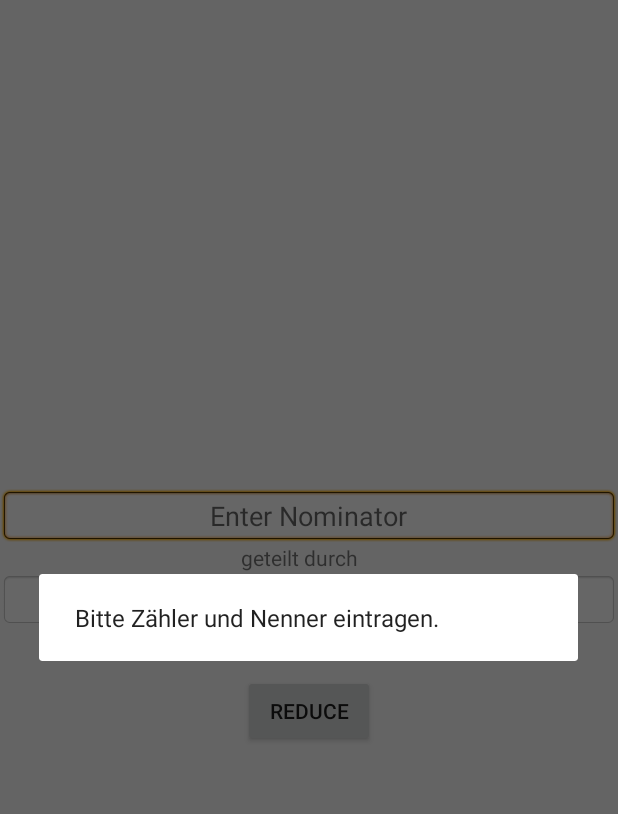
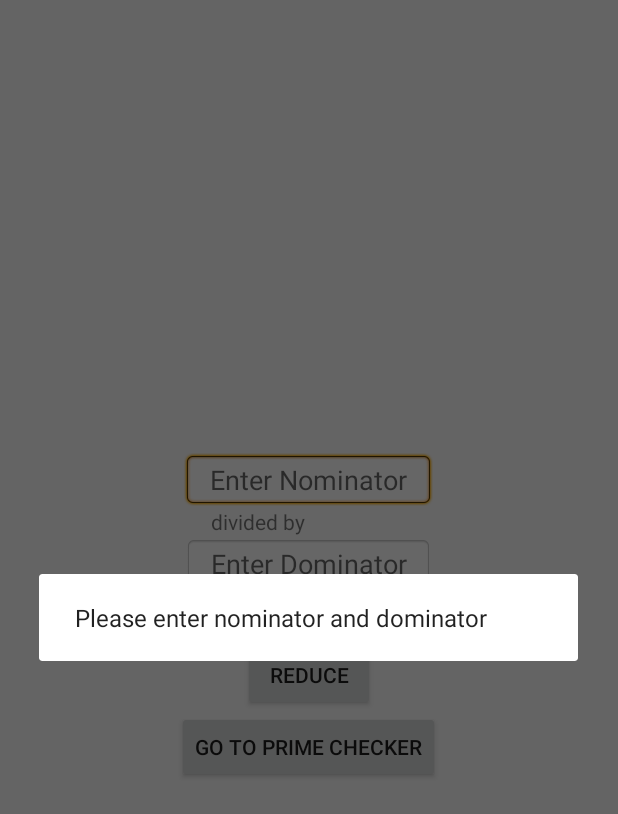
Before and after one commit to dc0736f77e/game, an Android app: the screen it shows after launch (MainActivity), after a tap on "REDUCE", on a phone screen of 412 x 824 dp. Shown: the top 814 px of the screen. Run offline under Robolectric (Android 15) with nearby library versions, the phone set to English and light mode, and no system bars; 1 statement that could not run was skipped.

Commit message:
Update von Freitag & Montag!

```diff
--- a/app/src/main/AndroidManifest.xml
+++ b/app/src/main/AndroidManifest.xml
@@ -1,5 +1,6 @@
 <?xml version="1.0" encoding="utf-8"?>
 <manifest xmlns:android="http://schemas.android.com/apk/res/android"
+    xmlns:tools="http://schemas.android.com/tools"
     package="com.example.victorbeil.myapplication2">
 
     <application
@@ -8,7 +9,8 @@
         android:label="@string/app_name"
         android:roundIcon="@mipmap/ic_launcher_round"
         android:supportsRtl="true"
-        android:theme="@style/AppTheme">
+        android:theme="@style/AppTheme"
+        tools:ignore="GoogleAppIndexingWarning">
         <activity
             android:name=".MainActivity"
             android:label="@string/app_name"
@@ -19,6 +21,7 @@
                 <category android:name="android.intent.category.LAUNCHER" />
             </intent-filter>
         </activity>
+        <activity android:name=".optionActivity"></activity>
     </application>
 
 </manifest>
--- a/app/src/main/java/com/example/victorbeil/myapplication2/MainActivity.java
+++ b/app/src/main/java/com/example/victorbeil/myapplication2/MainActivity.java
@@ -1,5 +1,7 @@
 package com.example.victorbeil.myapplication2;
 
+import android.content.Intent;
+import android.media.MediaPlayer;
 import android.os.Bundle;
 import android.support.design.widget.FloatingActionButton;
 import android.support.design.widget.Snackbar;
@@ -9,6 +11,8 @@ import android.support.v7.widget.Toolbar;
 import android.view.View;
 import android.view.Menu;
 import android.view.MenuItem;
+import android.view.animation.Animation;
+import android.view.animation.AnimationUtils;
 import android.widget.Button;
 import android.widget.EditText;
 
@@ -16,12 +20,19 @@ import com.example.victorbeil.myapplication2.util.Calculator;
 
 public class MainActivity extends AppCompatActivity implements View.OnClickListener {
 
+    private Animation rotate;
+    private MediaPlayer player;
+
     @Override
     protected void onCreate(Bundle savedInstanceState) {
         super.onCreate(savedInstanceState);
         setContentView(R.layout.activity_main);
         Button button = findViewById(R.id.button);
         button.setOnClickListener(this);
+        rotate = AnimationUtils.loadAnimation(this, R.anim.rotate);
+        player = MediaPlayer.create(this, R.raw.bikering);
+
+       Configurenextbutton();
     }
 
     @Override
@@ -48,12 +59,12 @@ public class MainActivity extends AppCompatActivity implements View.OnClickListe
     }
 
     public void onClick(View v) {
-        EditText etZaehler = findViewById(R.id.zaehler);
-        EditText etNenner = findViewById(R.id.nenner);
+        EditText etZaehler = findViewById(R.id.nominator);
+        EditText etNenner = findViewById(R.id.dominator);
         String sz = etZaehler.getText().toString();
         String sn = etNenner.getText().toString();
         AlertDialog.Builder builder = new AlertDialog.Builder(this);
-        builder.setMessage("Bitte Zähler und Nenner eintragen.");
+        builder.setMessage(getString(R.string.alert));
         AlertDialog dialog = builder.create();
         if (sz.length() == 0 || sn.length() == 0) {
             dialog.show();
@@ -74,9 +85,23 @@ public class MainActivity extends AppCompatActivity implements View.OnClickListe
             n /= ggt;
             etZaehler.setText(Integer.toString(z));
             etNenner.setText(Integer.toString(n));
+            v.startAnimation(rotate);
+            player.start();
         }
 
         Calculator.calculate(z, n);
     }
 
+
+    private void Configurenextbutton(){
+        Button  nextbutton = (Button) findViewById(R.id.nextbutton);
+        nextbutton.setOnClickListener(new View.OnClickListener() {
+            @Override
+            public void onClick(View v) {
+                startActivity(new Intent(MainActivity.this,optionActivity.class));
+            }
+        });
+    }
+
+
 }
--- a/app/src/main/res/layout/activity_main.xml
+++ b/app/src/main/res/layout/activity_main.xml
@@ -9,36 +9,45 @@
     tools:context=".MainActivity">
 
     <EditText
-        android:id="@+id/zaehler"
-        android:layout_width="match_parent"
+        android:id="@+id/nominator"
+        android:layout_width="167dp"
         android:layout_height="wrap_content"
+        android:autofillHints=""
         android:background="@android:drawable/editbox_background"
         android:ems="10"
         android:gravity="center_horizontal"
-        android:hint="Enter Nominator"
-        android:inputType="numberSigned" />
+        android:hint="@string/enter_nominator"
+        android:inputType="numberSigned"
+        tools:targetApi="o" />
 
     <TextView
         android:id="@+id/textView"
         android:layout_width="130dp"
         android:layout_height="wrap_content"
-        android:text="      geteilt durch" />
+        android:text="@string/divided_by" />
 
     <EditText
-        android:id="@+id/nenner"
-        android:layout_width="match_parent"
+        android:id="@+id/dominator"
+        android:layout_width="166dp"
         android:layout_height="wrap_content"
         android:background="@android:drawable/editbox_background"
         android:ems="10"
         android:gravity="center_horizontal"
-        android:hint="Enter Dominator"
-        android:inputType="numberSigned" />
+        android:hint="@string/enter_dominator"
+        android:importantForAutofill="no"
+        android:inputType="numberSigned" tools:targetApi="o"/>
 
     <Button
         android:id="@+id/button"
         android:layout_width="wrap_content"
         android:layout_height="wrap_content"
         android:layout_marginTop="32dp"
-        android:text="Reduce" />
+        android:text="@string/reduce" />
+
+    <Button
+        android:id="@+id/nextbutton"
+        android:layout_width="wrap_content"
+        android:layout_height="wrap_content"
+        android:text="@string/prompt" />
 
 </LinearLayout>
--- a/app/src/main/res/mipmap-anydpi-v26/ic_launcher.xml
+++ b/app/src/main/res/mipmap-anydpi-v26/ic_launcher.xml
@@ -1,5 +1,5 @@
 <?xml version="1.0" encoding="utf-8"?>
 <adaptive-icon xmlns:android="http://schemas.android.com/apk/res/android">
-    <background android:drawable="@drawable/ic_launcher_background" />
-    <foreground android:drawable="@drawable/ic_launcher_foreground" />
+    <background android:drawable="@color/ic_launcher_background"/>
+    <foreground android:drawable="@mipmap/ic_launcher_foreground"/>
 </adaptive-icon>
--- a/app/src/main/res/mipmap-anydpi-v26/ic_launcher_round.xml
+++ b/app/src/main/res/mipmap-anydpi-v26/ic_launcher_round.xml
@@ -1,5 +1,5 @@
 <?xml version="1.0" encoding="utf-8"?>
 <adaptive-icon xmlns:android="http://schemas.android.com/apk/res/android">
-    <background android:drawable="@drawable/ic_launcher_background" />
-    <foreground android:drawable="@drawable/ic_launcher_foreground" />
+    <background android:drawable="@color/ic_launcher_background"/>
+    <foreground android:drawable="@mipmap/ic_launcher_foreground"/>
 </adaptive-icon>
--- a/app/src/main/res/values/strings.xml
+++ b/app/src/main/res/values/strings.xml
@@ -1,4 +1,16 @@
 <resources>
-    <string name="app_name">My Application2</string>
+    <string name="app_name">My Application22</string>
     <string name="action_settings">Settings</string>
+    <string name="reduce">Reduce</string>
+    <string name="enter_nominator">Enter Nominator</string>
+    <string name="divided_by">divided by</string>
+    <string name="enter_dominator">Enter Dominator</string>
+    <string name="diag">prime check</string>
+    <string name="divisor">divisor:</string>
+    <string name="noPrime">is not a prime.</string>
+    <string name="falseArgument">is not an integer > 1.</string>
+    <string name="prime">is a prime.</string>
+    <string name="prompt">go to prime checker</string>
+    <string name="enter">Please enter Number</string>
+    <string name="alert">Please enter nominator and dominator</string>
 </resources>
```
Also changed, not shown: app/src/main/res/mipmap-hdpi/ic_launcher.png, app/src/main/res/mipmap-hdpi/ic_launcher_round.png, app/src/main/res/mipmap-mdpi/ic_launcher.png, app/src/main/res/mipmap-mdpi/ic_launcher_round.png, app/src/main/res/mipmap-xhdpi/ic_launcher.png, app/src/main/res/mipmap-xhdpi/ic_launcher_round.png, app/src/main/res/mipmap-xxhdpi/ic_launcher.png, app/src/main/res/mipmap-xxhdpi/ic_launcher_round.png, app/src/main/res/mipmap-xxxhdpi/ic_launcher.png, app/src/main/res/mipmap-xxxhdpi/ic_launcher_round.png.
